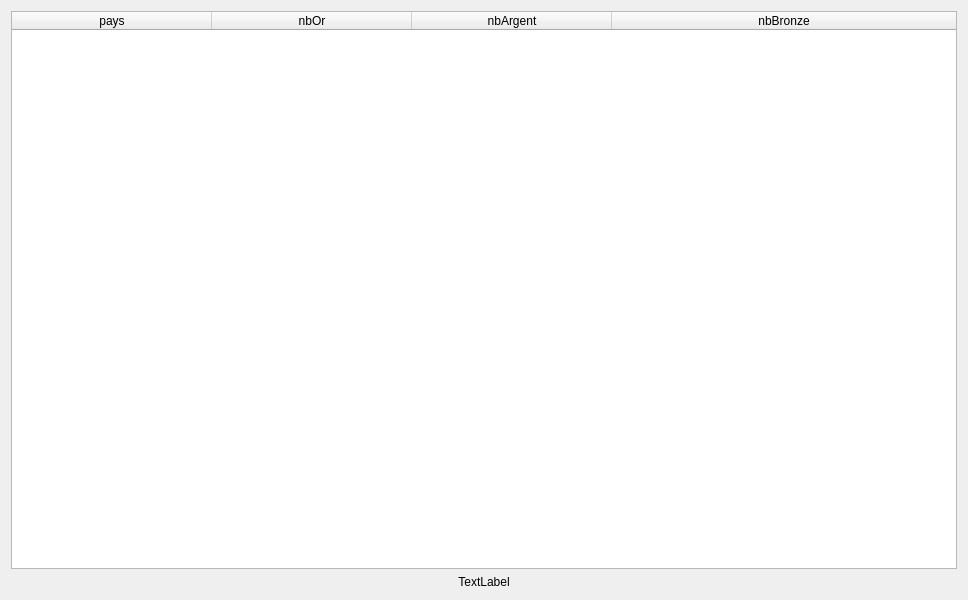
The window that gui/fct_inte_2.ui (BenoitPE/CEBDProject) describes before a commit, drawn with Qt 5.
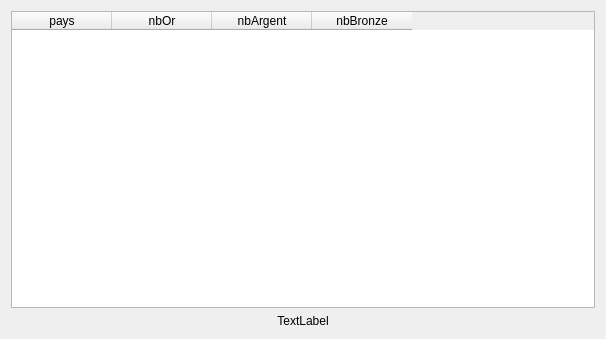
The same window after the commit.

Commit message: style(2.2) : Changement de l'interface graphique du classement pour voir les numéros de lignes

Patch:
```diff
--- a/gui/fct_inte_2.ui
+++ b/gui/fct_inte_2.ui
@@ -6,12 +6,12 @@
    <rect>
     <x>0</x>
     <y>0</y>
-    <width>968</width>
-    <height>600</height>
+    <width>606</width>
+    <height>339</height>
    </rect>
   </property>
   <property name="sizePolicy">
-   <sizepolicy hsizetype="Preferred" vsizetype="Preferred">
+   <sizepolicy hsizetype="Expanding" vsizetype="Expanding">
     <horstretch>0</horstretch>
     <verstretch>0</verstretch>
    </sizepolicy>
@@ -22,6 +22,12 @@
     <height>0</height>
    </size>
   </property>
+  <property name="font">
+   <font>
+    <family>Segoe UI</family>
+    <pointsize>9</pointsize>
+   </font>
+  </property>
   <property name="windowTitle">
    <string>Classement des pays</string>
   </property>
@@ -32,14 +38,14 @@
       <number>50</number>
      </attribute>
      <attribute name="horizontalHeaderDefaultSectionSize">
-      <number>200</number>
+      <number>100</number>
      </attribute>
      <attribute name="horizontalHeaderStretchLastSection">
-      <bool>true</bool>
-     </attribute>
-     <attribute name="verticalHeaderVisible">
       <bool>false</bool>
      </attribute>
+     <attribute name="verticalHeaderVisible">
+      <bool>true</bool>
+     </attribute>
      <column>
       <property name="text">
        <string>pays</string>
```
The commit also changes 1 other file.
